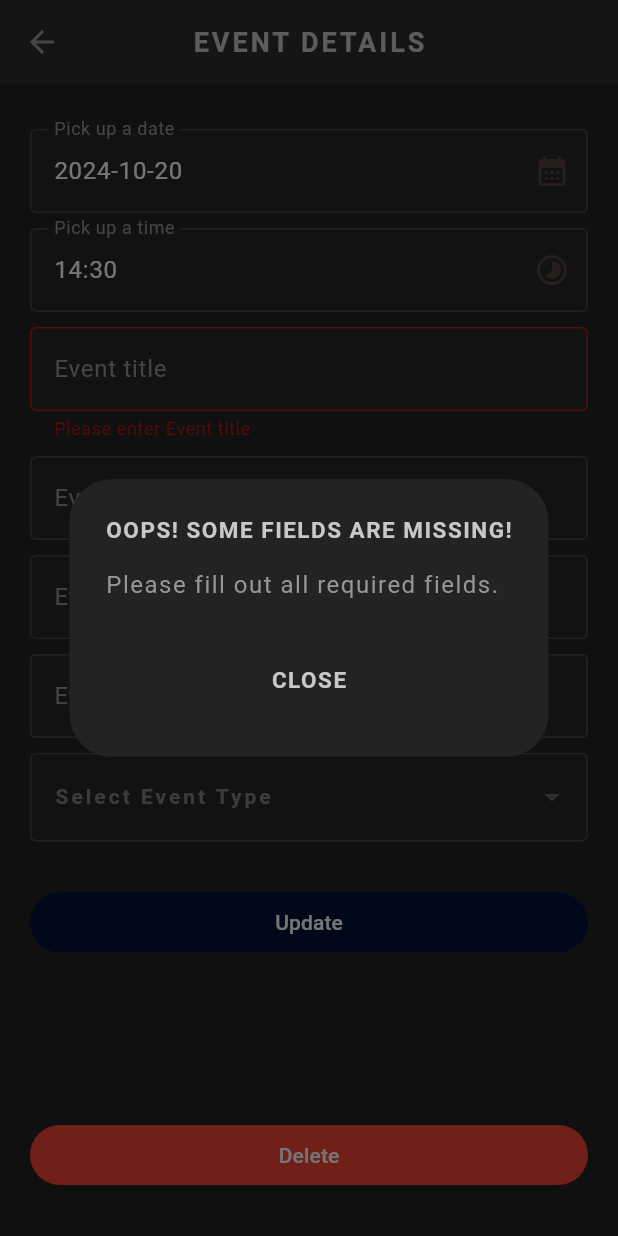
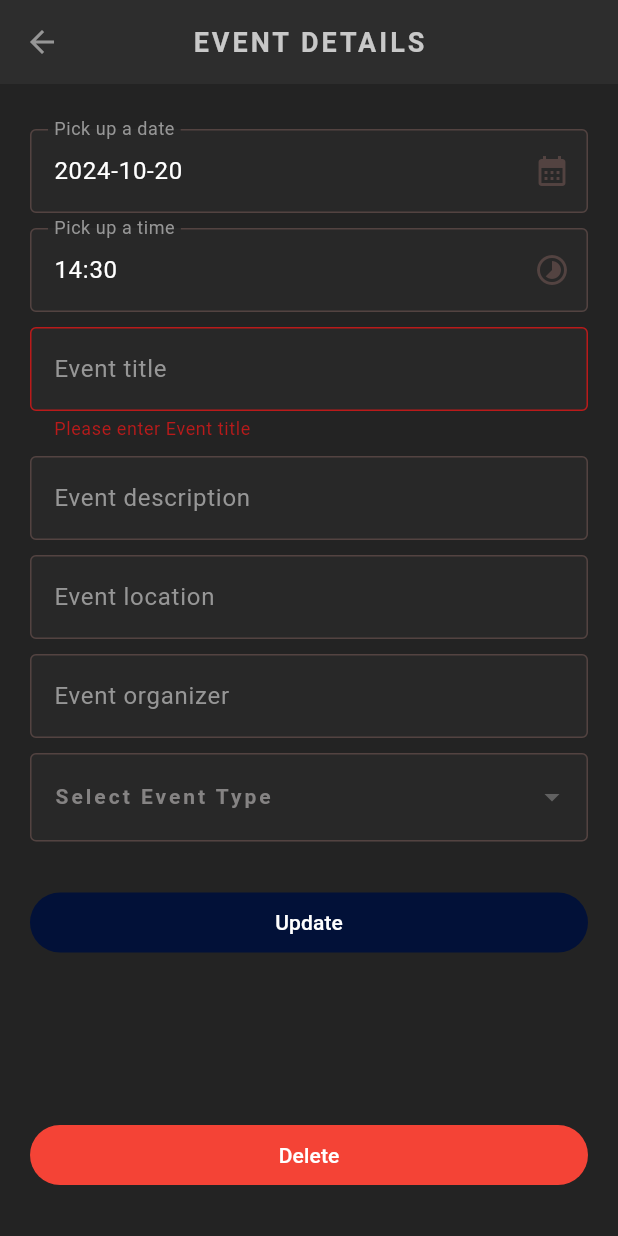
Before and after one commit to mxie10/pandahub-frontend-flutter, a Flutter app: the DetailsScreen screen opened directly with empty values, after a tap on "Update", on a phone screen of 412 x 824 dp. Run offline on Flutter 3.47's test engine with Material 3 defaults, Android fonts, the phone set to English and light mode, and no system bars; our stand-ins replace cloud_firestore, firebase_core, flutter_dotenv, google_fonts; accounts and stored records are empty; Roboto replaces fonts that are missing (Kanit); statements that could not run were skipped.

Commit message:
fix validation issue in details page

```diff
--- a/lib/screens/details/details.dart
+++ b/lib/screens/details/details.dart
@@ -81,20 +81,12 @@ class _DetailsScreenState extends State<DetailsScreen> {
   }
 
   void onUpdateEvent() {
-    if(_dateController.text.isEmpty || _timeController.text.isEmpty){
+    if (_dateController.text.isEmpty || _timeController.text.isEmpty) {
       showCustomDialog(context, 'Oops! Some fields are missing!',
           'Event date and event time are needed!');
       return;
     }
-    if (!_formKey.currentState!.validate()) {
-      showCustomDialog(
-        context,
-        'Oops! Some fields are missing!',
-        'Please fill out all required fields.',
-      );
-      return;
-    }
-
+    if (_formKey.currentState!.validate()) {
       try {
         final dateTime = DateTime(
           _selectedDate!.year,
@@ -129,10 +121,12 @@ class _DetailsScreenState extends State<DetailsScreen> {
         rethrow;
       }
     }
+  }
 
   void onDeleteEvent() {
     try {
-      Provider.of<EventStore>(context, listen: false).deleteEvent(widget.event.id);
+      Provider.of<EventStore>(context, listen: false)
+          .deleteEvent(widget.event.id);
       Navigator.popUntil(context, (route) => route.isFirst);
     } catch (e) {
       setState(() {
@@ -197,15 +191,18 @@ class _DetailsScreenState extends State<DetailsScreen> {
                             labelText: item['title'],
                             border: const OutlineInputBorder(),
                           ),
-                          style: const TextStyle(color:Colors.white),
+                          style: const TextStyle(color: Colors.white),
                           validator: (value) {
-                            if (item['title'] == 'Event title' && (value == null || value.isEmpty)) {
+                            if (item['title'] == 'Event title' &&
+                                (value == null || value.isEmpty)) {
                               return 'Please enter ${item['title']}';
                             }
-                            if (item['title'] == 'Event date' && (value == null || value.isEmpty)) {
+                            if (item['title'] == 'Event date' &&
+                                (value == null || value.isEmpty)) {
                               return 'Please enter ${item['title']}';
                             }
-                            if (item['title'] == 'Event time' && (value == null || value.isEmpty)) {
+                            if (item['title'] == 'Event time' &&
+                                (value == null || value.isEmpty)) {
                               return 'Please enter ${item['title']}';
                             }
                             return null;
```
Lines whose indentation alone changed are shown as unchanged.
